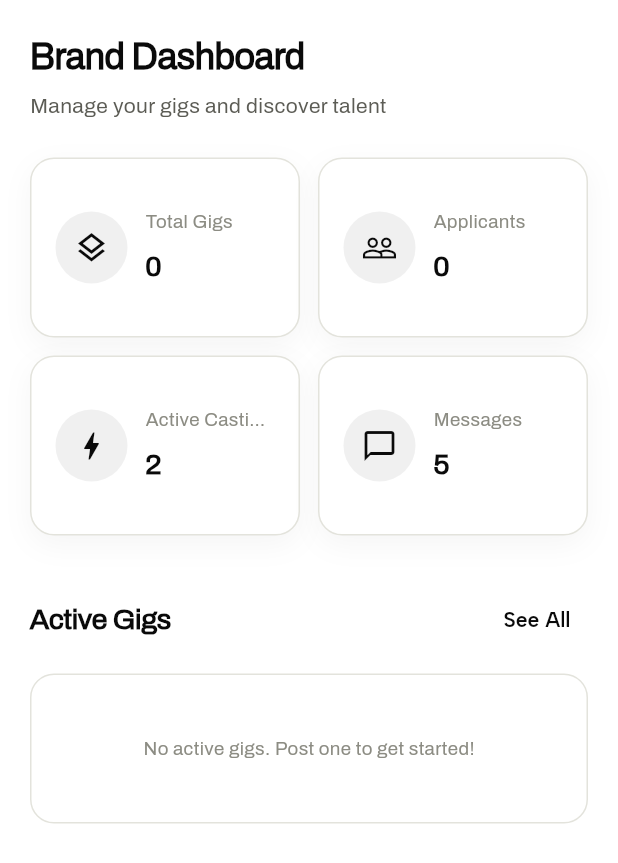
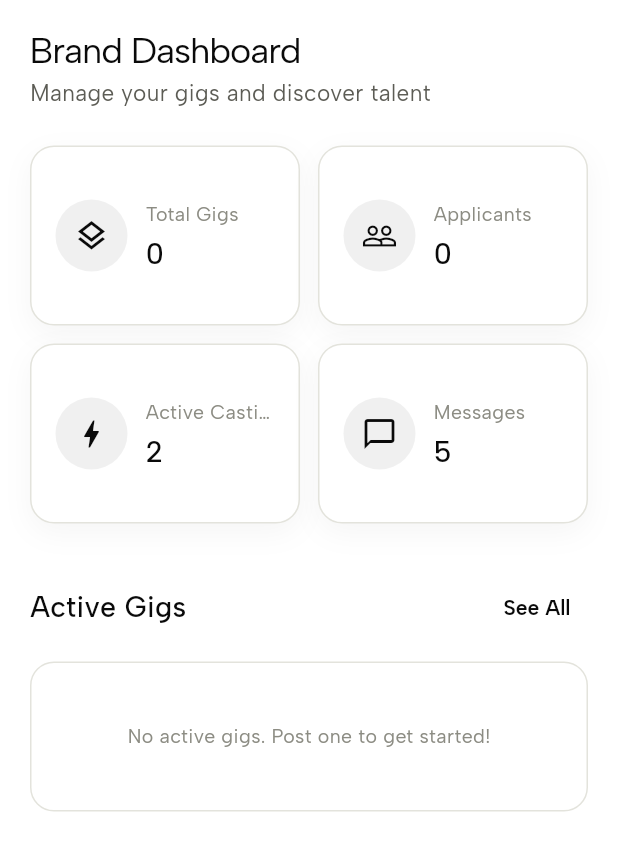
Before and after one commit to Harshilagg/ModelX, a Flutter app: the BrandHomePage screen opened directly, on a phone screen of 412 x 824 dp. Shown: the top 863 px of the screen. Run offline on Flutter 3.47's test engine with Material 3 defaults, Android fonts, the phone set to English and light mode, and no system bars; our stand-ins replace app_links, cloud_firestore, firebase_auth, firebase_core, google_fonts, google_generative_ai and 3 more; missing offline and left inert: cryptography; accounts and stored records are empty.

Commit message:
Retype the brand and agency screens too
AppTypography forwards to AppType the same way BoardType does, so the
screens that never moved onto the board palette still pick up Albert
Sans rather than being left on Archivo behind a modern signup.

The weights drop with it. Archivo at 800 was doing the work of a
display face; Albert Sans at that weight reads as shouting, and this is
a light design. The small label is floored at 13px for the same reason
the board's monospace was -- 11px is below a comfortable reading size,
and the tracking that made it legible as capitals is gone.

The Bodoni Moda accent is retired rather than kept. It was restrained
to hero moments, but the new direction has one family and no italic
display voice, and leaving it would put a second face into screens that
are otherwise consistent.

google_fonts is now reached for by nothing but the comp card templates,
which deliberately carry their own print palettes and faces. Every
screen in the app renders from the bundled family, so no part of the
UI depends on a network fetch to look right.

```diff
--- a/lib/ui/app_theme.dart
+++ b/lib/ui/app_theme.dart
@@ -1,5 +1,4 @@
 import 'package:flutter/material.dart';
-import 'package:google_fonts/google_fonts.dart';
 import 'app_type.dart';
 import 'board_palette.dart';
 import 'board_theme.dart';
@@ -93,60 +92,54 @@ class AppIconSize {
 /// caption/metadata/label). `ThemeData.textTheme` wires its slots to
 /// these so existing `Theme.of(context).textTheme.X` call sites keep
 /// resolving unchanged; new code can also reach these directly.
+/// The older type roles, now served by [AppType].
+///
+/// These are what the brand and agency screens still ask for. Like
+/// [BoardType], each role forwards rather than being edited out of a
+/// few hundred call sites at once, so those screens pick up Albert Sans
+/// with the rest of the app and can be renamed as each is touched.
+///
+/// The weights drop. Archivo at 800 was doing the work of a display
+/// face; Albert Sans at that weight reads as shouting, and the design
+/// is a light one.
 class AppTypography {
-  static TextStyle get display => GoogleFonts.archivo(
-    fontSize: 34,
-    fontWeight: FontWeight.w800,
-    letterSpacing: -0.5,
-    color: AppColors.ink,
-  );
-  static TextStyle get heading => GoogleFonts.archivo(
-    fontSize: 24,
-    fontWeight: FontWeight.w800,
-    letterSpacing: -0.3,
-    color: AppColors.ink,
-  );
-  static TextStyle get subheading => GoogleFonts.archivo(
-    fontSize: 19,
-    fontWeight: FontWeight.w700,
-    letterSpacing: -0.2,
-    color: AppColors.ink,
-  );
+  static TextStyle get display =>
+      AppType.display(fontSize: 34, color: AppColors.ink);
+
+  static TextStyle get heading =>
+      AppType.title(fontSize: 24, color: AppColors.ink);
+
+  static TextStyle get subheading =>
+      AppType.heading(fontSize: 19, color: AppColors.ink);
+
   static TextStyle get bodyEmphasized =>
-      GoogleFonts.archivo(fontSize: 15, color: AppColors.ink);
-  static TextStyle get body =>
-      GoogleFonts.archivo(fontSize: 14, color: AppColors.ink);
+      AppType.body(fontSize: 15, fontWeight: FontWeight.w500, color: AppColors.ink);
+
+  static TextStyle get body => AppType.body(fontSize: 15, color: AppColors.ink);
+
   static TextStyle get caption =>
-      GoogleFonts.archivo(fontSize: 12.5, color: AppColors.inkFaint);
+      AppType.body(fontSize: 13, color: AppColors.inkFaint);
 
-  /// Timestamps, counts, meta rows — distinct from [label]'s bold
-  /// uppercase eyebrow voice, which shouldn't also carry this job.
-  static TextStyle get metadata => GoogleFonts.archivo(
-    fontSize: 11.5,
-    fontWeight: FontWeight.w500,
-    color: AppColors.inkFaint,
-  );
-  static TextStyle get label => GoogleFonts.archivo(
-    fontSize: 11,
-    fontWeight: FontWeight.w700,
-    letterSpacing: 0.4,
-    color: AppColors.inkFaint,
-  );
+  /// Timestamps, counts, meta rows.
+  static TextStyle get metadata =>
+      AppType.tabular(fontSize: 13, color: AppColors.inkFaint);
 
-  /// The one serif accent — Bodoni Moda, restrained to hero/display
-  /// moments (profile names, one emphasis word in a headline, a
-  /// featured feed item). Never in lists, cards, chips, or nav.
+  /// The small eyebrow label. Floored at 13px for the same reason the
+  /// board's monospace was: 11px is below a comfortable reading size,
+  /// and the tracking that made it legible as capitals is gone.
+  static TextStyle get label =>
+      AppType.label(color: AppColors.inkFaint);
+
+  /// The serif accent is retired along with the rest. It was restrained
+  /// to hero moments; the new direction has one family and no italic
+  /// display voice, so this forwards rather than introducing a second
+  /// face into screens that are otherwise consistent.
   static TextStyle displayAccent({
     double fontSize = 40,
     Color color = AppColors.ink,
     FontWeight fontWeight = FontWeight.w500,
-  }) => GoogleFonts.bodoniModa(
-    fontSize: fontSize,
-    fontWeight: fontWeight,
-    fontStyle: FontStyle.italic,
-    color: color,
-    height: 1.02,
-  );
+  }) =>
+      AppType.display(fontSize: fontSize, color: color, fontWeight: fontWeight);
 }
 
 /// Small snackbar helper so error toasts read distinctly from success/
```
